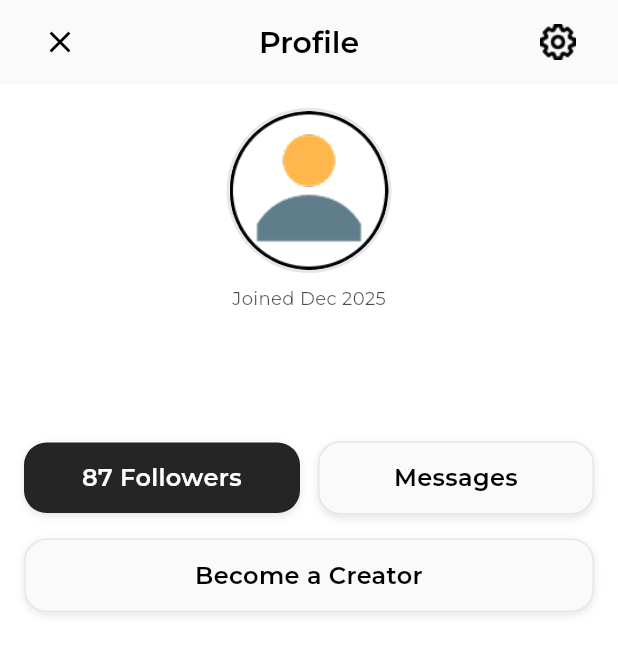
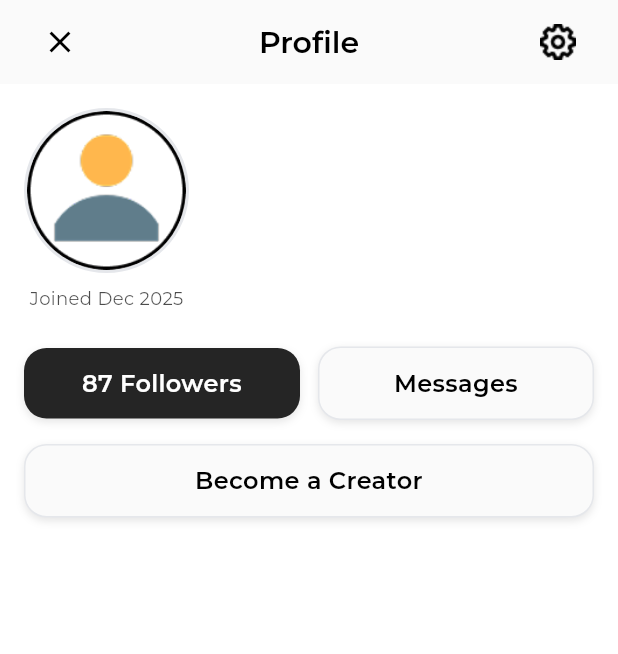
Before and after one commit to fahi016/dejurebook, a Flutter app: the ProfileView screen opened directly, on a phone screen of 412 x 824 dp. Shown: the top 654 px of the screen. Run offline on Flutter 3.47's test engine with Material 3 defaults, Android fonts, the phone set to English and light mode, and no system bars; our stand-ins replace equatable, file_picker, flutter_bloc, flutter_cache_manager, flutter_dotenv, flutter_markdown and 4 more; accounts and stored records are empty.

Commit message:
UI refinemnets

```diff
--- a/lib/pages/consumer/reels_page.dart
+++ b/lib/pages/consumer/reels_page.dart
@@ -6,7 +6,6 @@ import 'package:dejurebook/pages/consumer/bloc/consumer_bloc.dart';
 import 'package:dejurebook/pages/consumer/bloc/consumer_event.dart';
 import 'package:dejurebook/pages/consumer/bloc/consumer_state.dart';
 import 'package:video_player/video_player.dart';
-// Removed Chewie to reduce overhead; use VideoPlayer directly
 import 'package:flutter_cache_manager/flutter_cache_manager.dart';
 
 class ReelsPage extends StatelessWidget {
--- a/lib/pages/profile/profile_page.dart
+++ b/lib/pages/profile/profile_page.dart
@@ -211,6 +211,7 @@ class _ProfileViewState extends State<ProfileView> {
         ? 'Joined ${_getFormattedDate(_userProfile!.createdAt!)}'
         : 'Joined ${state.joinDate}';
 
+    if (profession.toLowerCase() == "lawyer") {
       return Column(
         crossAxisAlignment: CrossAxisAlignment.center,
         children: [
@@ -238,17 +239,14 @@ class _ProfileViewState extends State<ProfileView> {
                         child: Icon(
                           Icons.person,
                           color: theme.colorScheme.onSurfaceVariant,
-                        size:
-                            ResponsiveUtils.getResponsiveFontSize(context, 40),
+                          size: ResponsiveUtils.getResponsiveFontSize(
+                              context, 40),
                         ),
                       );
                     },
                   ),
                 ),
               ),
-
-            // ✅ Custom Verified Badge (ONLY for lawyers)
-            if (profession.toLowerCase() == "lawyer")
                 Positioned(
                   right: 0,
                   top: 0,
@@ -286,8 +284,6 @@ class _ProfileViewState extends State<ProfileView> {
           SizedBox(
             height: ResponsiveUtils.getResponsiveSpacing(context, 4),
           ),
-        // If lawyer → show special subtitle
-        if (profession.toLowerCase() == "lawyer")
             Text(
               "Qualified Advocate by Bar Council of India.",
               style: TextStyle(
@@ -297,17 +293,84 @@ class _ProfileViewState extends State<ProfileView> {
               ),
               textAlign: TextAlign.center,
             )
-        else
+        ],
+      );
+    } else {
+      return Row(
+        crossAxisAlignment: CrossAxisAlignment.center,
+        children: [
+              Column(
+                children: [
+                  Container(
+                width: ResponsiveUtils.getResponsiveFontSize(context, 110),
+                height: ResponsiveUtils.getResponsiveFontSize(context, 110),
+                decoration: BoxDecoration(
+                  shape: BoxShape.circle,
+                  border: Border.all(
+                    color: theme.colorScheme.outline,
+                    width: 2,
+                  ),
+                ),
+                child: ClipOval(
+                  child: Image.asset(
+                    'assets/images/profile_picture_image.png',
+                    fit: BoxFit.cover,
+                    errorBuilder: (context, error, stackTrace) {
+                      return Container(
+                        color: theme.colorScheme.surfaceVariant,
+                        child: Icon(
+                          Icons.person,
+                          color: theme.colorScheme.onSurfaceVariant,
+                          size: ResponsiveUtils.getResponsiveFontSize(
+                              context, 40),
+                        ),
+                      );
+                    },
+                  ),
+                ),
+              ),
+              SizedBox(
+                height: ResponsiveUtils.getResponsiveSpacing(context, 8),
+              ),
+              Text(
+                joinText,
+                style: TextStyle(
+                  fontSize: ResponsiveUtils.getResponsiveFontSize(context, 12),
+                  color: theme.colorScheme.onBackground.withOpacity(0.7),
+                ),
+              ),
+                ],
+              ),
+
+
+          SizedBox(
+            width: ResponsiveUtils.getResponsiveSpacing(context, 20),
+          ),
+          Column(
+            crossAxisAlignment: CrossAxisAlignment.start,
+            children: [
+              Text(
+                name,
+                style: TextStyle(
+                  fontSize: ResponsiveUtils.getResponsiveFontSize(context, 22),
+                  fontWeight: FontWeight.w700,
+                  color: theme.colorScheme.onBackground,
+                ),
+              ),
+
               Text(
                 profession,
                 style: TextStyle(
                   fontSize: ResponsiveUtils.getResponsiveFontSize(context, 14),
                   color: theme.colorScheme.onBackground.withOpacity(0.9),
                 ),
-            textAlign: TextAlign.center,
               ),
+
+            ],
+          )
         ],
       );
+    }
   }
 
   Widget _buildPrimaryActions(BuildContext context, ProfileState state) {
@@ -393,8 +456,9 @@ class _ProfileViewState extends State<ProfileView> {
             unselectedLabelColor:
                 theme.colorScheme.onBackground.withOpacity(0.6),
             indicatorColor: theme.colorScheme.onBackground,
+            labelStyle:TextStyle(fontSize: 14,),
             tabs: const [
-              Tab(text: 'Posts'),
+              Tab(text: 'Posts',),
               Tab(text: 'About'),
               Tab(text: 'Analytics'),
             ],
```
Also changed, not shown: lib/main.dart (+4 -4 lines), lib/pages/consumer/consumer_home_page.dart (+9 -7 lines). Lines whose indentation alone changed are shown as unchanged.
